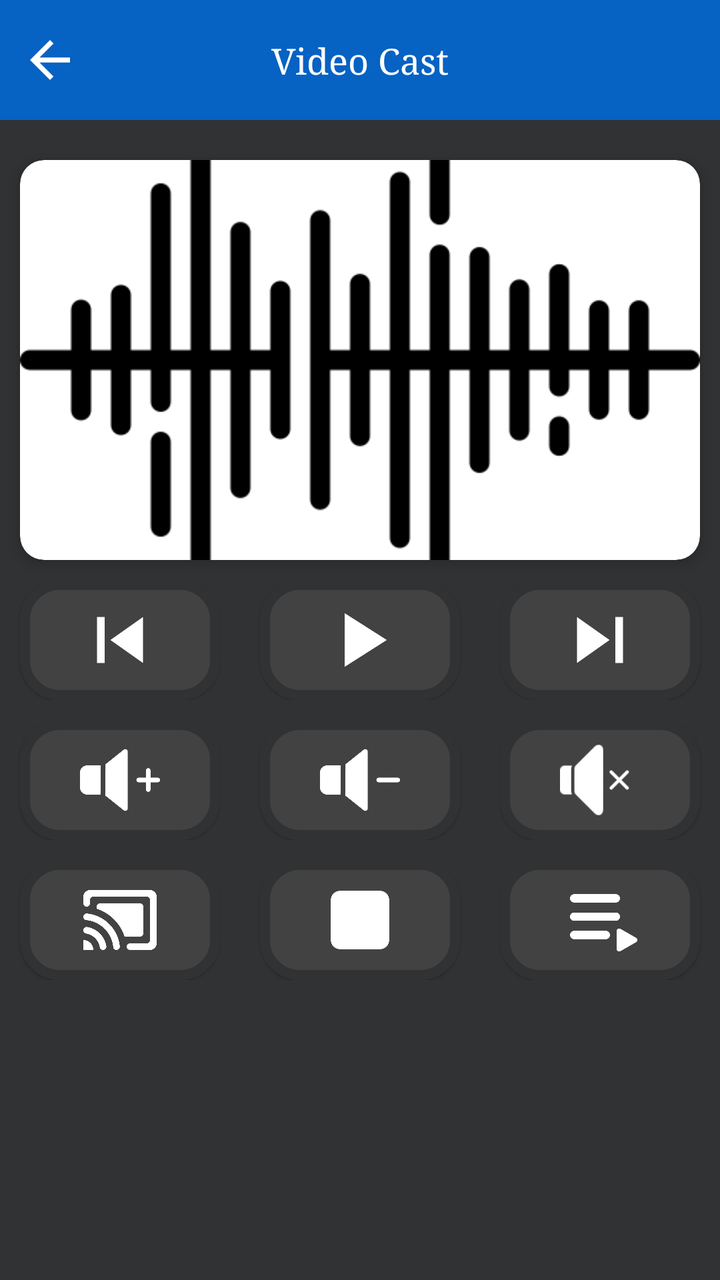
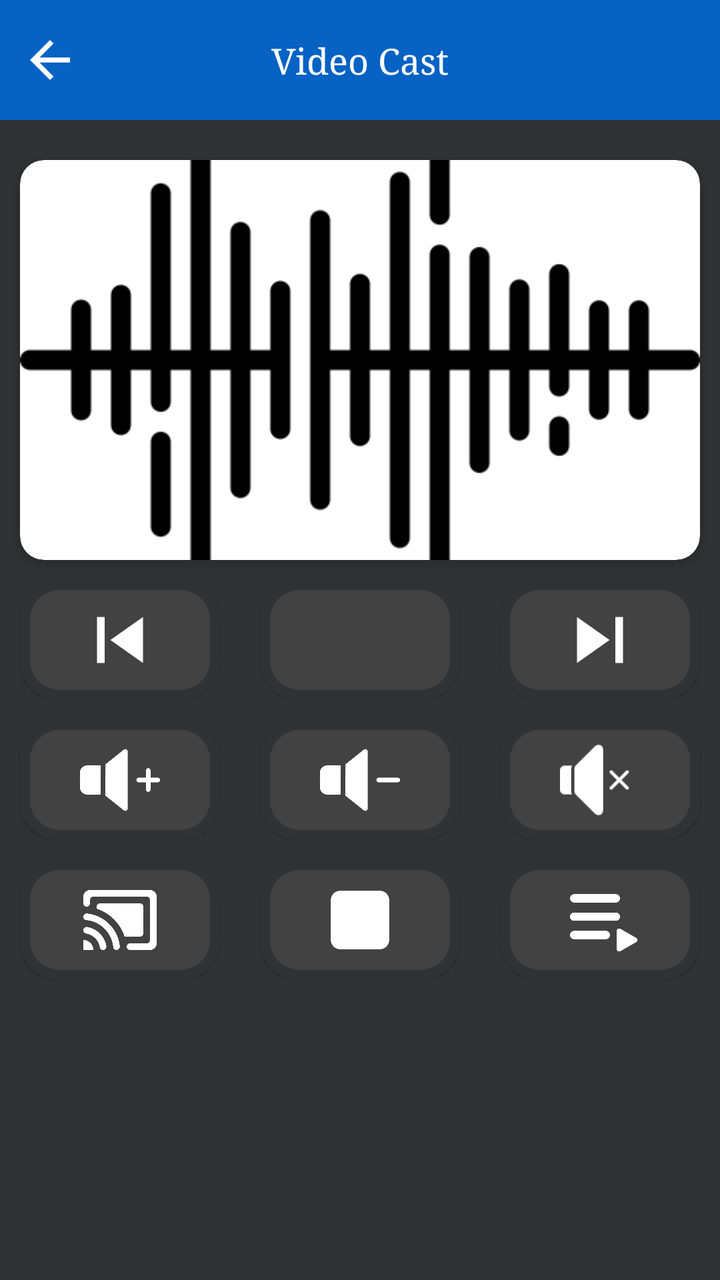

The first picture is an Android layout as it rendered before a commit; the second is the same layout after the commit. The layout source and the unified diff follow.
<!-- AndroidManifest.xml: application theme Theme.LgAndRukoMirror -->
<!-- res/layout/activity_video_cast.xml -->
<?xml version="1.0" encoding="utf-8"?>
<LinearLayout xmlns:android="http://schemas.android.com/apk/res/android"
    xmlns:app="http://schemas.android.com/apk/res-auto"
    xmlns:tools="http://schemas.android.com/tools"
    android:layout_width="match_parent"
    android:layout_height="match_parent"
    android:orientation="vertical"
    android:background="@color/app_color"
    tools:context=".activities.VideoCastCastActivity">

    <androidx.constraintlayout.widget.ConstraintLayout
        android:layout_width="match_parent"
        android:layout_height="wrap_content">


        <View
            android:id="@+id/toolBar"
            android:layout_width="match_parent"
            android:layout_height="60dp"
            android:background="@color/app_color_2"
            app:layout_constraintEnd_toEndOf="parent"
            app:layout_constraintStart_toStartOf="parent"
            app:layout_constraintTop_toTopOf="parent" />

        <ImageView
            android:id="@+id/ivBack"
            android:layout_width="30dp"
            android:layout_height="30dp"
            android:layout_marginStart="10dp"
            android:src="@drawable/ic_back"
            app:layout_constraintBottom_toBottomOf="@+id/toolBar"
            app:layout_constraintStart_toStartOf="@+id/toolBar"
            app:layout_constraintTop_toTopOf="@+id/toolBar" />

        <TextView
            android:layout_width="wrap_content"
            android:layout_height="wrap_content"
            android:fontFamily="serif"
            android:text="Video Cast"
            android:textColor="@color/white"
            android:maxLines="1"
            android:textSize="18sp"
            app:layout_constraintBottom_toBottomOf="@+id/toolBar"
            app:layout_constraintEnd_toEndOf="@+id/toolBar"
            app:layout_constraintStart_toStartOf="@+id/toolBar"
            app:layout_constraintTop_toTopOf="@+id/toolBar" />


    </androidx.constraintlayout.widget.ConstraintLayout>


    <ScrollView
    android:layout_width="match_parent"
    android:layout_height="match_parent"
    >
    <LinearLayout
        android:layout_width="match_parent"
        android:layout_height="wrap_content"
        android:orientation="vertical"
        >
        <com.google.android.material.card.MaterialCardView
            android:layout_width="match_parent"
            android:layout_height="200dp"
            android:layout_marginHorizontal="10dp"
            app:cardCornerRadius="12dp"
            android:layout_marginTop="20dp"
            app:cardElevation="4dp"
            >
            <ImageView
                android:id="@+id/cardImage"
                android:layout_width="match_parent"
                android:layout_height="match_parent"
                android:src="@drawable/sound_waves"
                android:scaleType="centerCrop"
                />
        </com.google.android.material.card.MaterialCardView>

        <LinearLayout
            android:layout_width="match_parent"
            android:layout_height="match_parent"
            android:orientation="horizontal"
            >
            <LinearLayout
                android:layout_width="0dp"
                android:layout_height="wrap_content"
                android:layout_weight="1"
                android:layout_marginTop="10dp"
                >
                <com.google.android.material.card.MaterialCardView
                    android:layout_width="match_parent"
                    android:layout_height="60dp"
                    android:layout_gravity="center"
                    android:layout_marginHorizontal="10dp"
                    android:layout_weight="6"
                    app:cardBackgroundColor="@color/bg_color"
                    app:strokeColor="@color/app_color"
                    app:strokeWidth="5dp"
                    app:cardCornerRadius="20dp">

                    <LinearLayout
                        android:layout_width="match_parent"
                        android:layout_height="match_parent"
                        android:orientation="horizontal">

                        <ImageView
                            android:id="@+id/previousBtn"
                            android:layout_width="0dp"
                            android:layout_height="match_parent"
                            android:layout_weight="1"
                            android:rotation="180"
                            android:padding="7dp"
                            android:src="@drawable/ic_next" />
                    </LinearLayout>
                </com.google.android.material.card.MaterialCardView>




            </LinearLayout>
            <LinearLayout
                android:layout_width="0dp"
                android:layout_height="wrap_content"
                android:layout_weight="1"
                android:layout_marginTop="10dp"
                >
                <com.google.android.material.card.MaterialCardView
                    android:layout_width="match_parent"
                    android:layout_height="60dp"
                    android:layout_gravity="center"
                    android:layout_marginHorizontal="10dp"
                    android:layout_weight="6"
                    app:cardBackgroundColor="@color/bg_color"
                    app:strokeColor="@color/app_color"
                    app:strokeWidth="5dp"
                    app:cardCornerRadius="20dp">

                    <LinearLayout
                        android:layout_width="match_parent"
                        android:layout_height="match_parent"
                        android:orientation="horizontal">

                        <ImageView
                            android:id="@+id/playBtn"
                            android:layout_width="0dp"
                            android:layout_height="match_parent"
                            android:padding="7dp"
                            android:layout_weight="1"
                            android:src="@drawable/ic_play" />
                    </LinearLayout>
                </com.google.android.material.card.MaterialCardView>




            </LinearLayout>
            <LinearLayout
                android:layout_width="0dp"
                android:layout_height="wrap_content"
                android:layout_weight="1"
                android:layout_marginTop="10dp"
                >
                <com.google.android.material.card.MaterialCardView
                    android:layout_width="match_parent"
                    android:layout_height="60dp"
                    android:layout_gravity="center"
                    android:layout_marginHorizontal="10dp"
                    android:layout_weight="6"
                    app:cardBackgroundColor="@color/bg_color"
                    app:strokeColor="@color/app_color"
                    app:strokeWidth="5dp"
                    app:cardCornerRadius="20dp">

                    <LinearLayout
                        android:layout_width="match_parent"
                        android:layout_height="match_parent"
                        android:orientation="horizontal">

                        <ImageView
                            android:id="@+id/Nextbtn"
                            android:layout_width="0dp"
                            android:layout_height="match_parent"
                            android:padding="7dp"
                            android:layout_weight="1"
                            android:src="@drawable/ic_next" />
                    </LinearLayout>
                </com.google.android.material.card.MaterialCardView>




            </LinearLayout>
        </LinearLayout>
        <LinearLayout
            android:layout_width="match_parent"
            android:layout_height="match_parent"
            android:orientation="horizontal"
            >
            <LinearLayout
                android:layout_width="0dp"
                android:layout_height="wrap_content"
                android:layout_weight="1"
                android:layout_marginTop="10dp"
                >
                <com.google.android.material.card.MaterialCardView
                    android:layout_width="match_parent"
                    android:layout_height="60dp"
                    android:layout_gravity="center"
                    android:layout_marginHorizontal="10dp"
                    android:layout_weight="6"
                    app:cardBackgroundColor="@color/bg_color"
                    app:strokeColor="@color/app_color"
                    app:strokeWidth="5dp"
                    app:cardCornerRadius="20dp">

                    <LinearLayout
                        android:layout_width="match_parent"
                        android:layout_height="match_parent"
                        android:orientation="horizontal">

                        <ImageView
                            android:id="@+id/volUpBtn"
                            android:layout_width="0dp"
                            android:layout_height="match_parent"
                            android:layout_weight="1"
                            android:padding="10dp"
                            android:src="@drawable/volume_up"
                            app:tint="@color/white" />
                    </LinearLayout>
                </com.google.android.material.card.MaterialCardView>




            </LinearLayout>
            <LinearLayout
                android:layout_width="0dp"
                android:layout_height="wrap_content"
                android:layout_weight="1"
                android:layout_marginTop="10dp"
                >
                <com.google.android.material.card.MaterialCardView
                    android:layout_width="match_parent"
                    android:layout_height="60dp"
                    android:layout_gravity="center"
                    android:layout_marginHorizontal="10dp"
                    android:layout_weight="6"
                    app:cardBackgroundColor="@color/bg_color"
                    app:strokeColor="@color/app_color"
                    app:strokeWidth="5dp"
                    app:cardCornerRadius="20dp">

                    <LinearLayout
                        android:layout_width="match_parent"
                        android:layout_height="match_parent"
                        android:orientation="horizontal">

                        <ImageView
                            android:id="@+id/volDownBtn"
                            android:layout_width="0dp"
                            android:layout_height="match_parent"
                            android:layout_weight="1"
                            android:padding="10dp"
                            android:src="@drawable/volume_down"
                            app:tint="@color/white" />
                    </LinearLayout>
                </com.google.android.material.card.MaterialCardView>




            </LinearLayout>
            <LinearLayout
                android:layout_width="0dp"
                android:layout_height="wrap_content"
                android:layout_weight="1"
                android:layout_marginTop="10dp"
                >
                <com.google.android.material.card.MaterialCardView
                    android:layout_width="match_parent"
                    android:layout_height="60dp"
                    android:layout_gravity="center"
                    android:layout_marginHorizontal="10dp"
                    android:layout_weight="6"
                    app:cardBackgroundColor="@color/bg_color"
                    app:strokeColor="@color/app_color"
                    app:strokeWidth="5dp"
                    app:cardCornerRadius="20dp">

                    <LinearLayout
                        android:layout_width="match_parent"
                        android:layout_height="match_parent"
                        android:orientation="horizontal">

                        <ImageView
                            android:id="@+id/muteBtn"
                            android:layout_width="0dp"
                            android:layout_height="match_parent"
                            android:layout_weight="1"
                            android:padding="10dp"
                            android:src="@drawable/mute"
                            app:tint="@color/white" />
                    </LinearLayout>
                </com.google.android.material.card.MaterialCardView>




            </LinearLayout>
        </LinearLayout>
        <LinearLayout
            android:layout_width="match_parent"
            android:layout_height="match_parent"
            android:orientation="horizontal"
            >
            <LinearLayout
                android:layout_width="0dp"
                android:layout_height="wrap_content"
                android:layout_weight="1"
                android:layout_marginTop="10dp"
                >
                <com.google.android.material.card.MaterialCardView
                    android:layout_width="match_parent"
                    android:layout_height="60dp"
                    android:layout_gravity="center"
                    android:layout_marginHorizontal="10dp"
                    android:layout_weight="6"
                    app:cardBackgroundColor="@color/bg_color"
                    app:strokeColor="@color/app_color"
                    app:strokeWidth="5dp"
                    app:cardCornerRadius="20dp">

                    <LinearLayout
                        android:layout_width="match_parent"
                        android:layout_height="match_parent"
                        android:orientation="horizontal">

                        <ImageView
                            android:id="@+id/castBtn"
                            android:layout_width="0dp"
                            android:layout_height="match_parent"
                            android:layout_weight="1"
                            android:padding="10dp"
                            android:src="@drawable/castvizio"
                            app:tint="@color/white" />
                    </LinearLayout>
                </com.google.android.material.card.MaterialCardView>




            </LinearLayout>
            <LinearLayout
                android:layout_width="0dp"
                android:layout_height="wrap_content"
                android:layout_weight="1"
                android:layout_marginTop="10dp"
                >
                <com.google.android.material.card.MaterialCardView
                    android:layout_width="match_parent"
                    android:layout_height="60dp"
                    android:layout_gravity="center"
                    android:layout_marginHorizontal="10dp"
                    android:layout_weight="6"
                    app:cardBackgroundColor="@color/bg_color"
                    app:strokeColor="@color/app_color"
                    app:strokeWidth="5dp"
                    app:cardCornerRadius="20dp">

                    <LinearLayout
                        android:layout_width="match_parent"
                        android:layout_height="match_parent"
                        android:orientation="horizontal">

                        <ImageView
                            android:id="@+id/stopBtn"
                            android:layout_width="0dp"
                            android:layout_height="match_parent"
                            android:layout_weight="1"
                            android:padding="10dp"
                            android:src="@drawable/stopnew"
                            app:tint="@color/white" />
                    </LinearLayout>
                </com.google.android.material.card.MaterialCardView>




            </LinearLayout>
            <LinearLayout
                android:layout_width="0dp"
                android:layout_height="wrap_content"
                android:layout_weight="1"
                android:layout_marginTop="10dp"
                >
                <com.google.android.material.card.MaterialCardView
                    android:layout_width="match_parent"
                    android:layout_height="60dp"
                    android:layout_gravity="center"
                    android:layout_marginHorizontal="10dp"
                    android:layout_weight="6"
                    app:cardBackgroundColor="@color/bg_color"
                    app:strokeColor="@color/app_color"
                    app:strokeWidth="5dp"
                    app:cardCornerRadius="20dp">

                    <LinearLayout
                        android:layout_width="match_parent"
                        android:layout_height="match_parent"
                        android:orientation="horizontal">

                        <ImageView
                            android:id="@+id/playListBtn"
                            android:layout_width="0dp"
                            android:layout_height="match_parent"
                            android:layout_weight="1"
                            android:padding="10dp"
                            android:src="@drawable/playlist_screen"
                            app:tint="@color/white" />
                    </LinearLayout>
                </com.google.android.material.card.MaterialCardView>




            </LinearLayout>
        </LinearLayout>



    </LinearLayout>


</ScrollView>

</LinearLayout>
<!-- resources referenced by this layout -->
<resources>
  <color name="app_color">#313234</color>
  <color name="app_color_2">#0662C3</color>
  <color name="bg_color">#424242</color>
  <color name="white">#FFFFFFFF</color>
  <!-- drawable castvizio: png bitmap (drawable, 12951 bytes) -->
  <!-- drawable ic_back (drawable) -->
  <vector android:autoMirrored="true" android:height="24dp"
      android:tint="@color/white" android:viewportHeight="24"
      android:viewportWidth="24" android:width="24dp" xmlns:android="http://schemas.android.com/apk/res/android">
      <path android:fillColor="@android:color/white" android:pathData="M20,11H7.83l5.59,-5.59L12,4l-8,8 8,8 1.41,-1.41L7.83,13H20v-2z"/>
  </vector>
  <!-- drawable ic_next (drawable) -->
  <vector android:height="24dp" android:tint="#FFFFFF"
      android:viewportHeight="24" android:viewportWidth="24"
      android:width="24dp" xmlns:android="http://schemas.android.com/apk/res/android">
      <path android:fillColor="@android:color/white" android:pathData="M6,18l8.5,-6L6,6v12zM16,6v12h2V6h-2z"/>
  </vector>
  <!-- drawable ic_play (drawable) -->
  <vector android:height="24dp" android:tint="#FFFFFF"
      android:viewportHeight="24" android:viewportWidth="24"
      android:width="24dp" xmlns:android="http://schemas.android.com/apk/res/android">
      <path android:fillColor="@android:color/white" android:pathData="M8,5v14l11,-7z"/>
  </vector>
  <!-- drawable mute: png bitmap (drawable, 990 bytes) -->
  <!-- drawable playlist_screen: png bitmap (drawable, 5461 bytes) -->
  <!-- drawable sound_waves: png bitmap (drawable, 6557 bytes) -->
  <!-- drawable stopnew: png bitmap (drawable, 4083 bytes) -->
  <!-- drawable volume_down: png bitmap (drawable, 5767 bytes) -->
  <!-- drawable volume_up: png bitmap (drawable, 6283 bytes) -->
  <style name="Theme.LgAndRukoMirror" parent="Theme.MaterialComponents.DayNight.NoActionBar">
          
          <item name="colorPrimary">@color/purple_500</item>
          <item name="colorPrimaryVariant">@color/purple_700</item>
          <item name="colorOnPrimary">@color/white</item>
          
          <item name="colorSecondary">@color/teal_200</item>
          <item name="colorSecondaryVariant">@color/teal_700</item>
          <item name="colorOnSecondary">@color/black</item>
          
          <item name="android:statusBarColor">?attr/colorPrimaryVariant</item>
          
      </style>
  <color name="purple_500">#000000</color>
  <color name="purple_700">#000000</color>
  <color name="teal_200">#FF03DAC5</color>
  <color name="teal_700">#FF018786</color>
  <color name="black">#FF000000</color>
</resources>

<!-- the commit's change to res/layout/activity_video_cast.xml (unified diff, before → after) -->
@@ -128,25 +128,33 @@
                     android:layout_height="60dp"
                     android:layout_gravity="center"
                     android:layout_marginHorizontal="10dp"
-                    android:layout_weight="6"
-                    app:cardBackgroundColor="@color/bg_color"
-                    app:strokeColor="@color/app_color"
-                    app:strokeWidth="5dp"
-                    app:cardCornerRadius="20dp">
-
-                    <LinearLayout
+                    app:cardBackgroundColor="@color/bg_color"
+                    app:strokeColor="@color/app_color"
+                    app:strokeWidth="5dp"
+                    app:cardCornerRadius="20dp">
+                    <FrameLayout
+                        android:id="@+id/llPlay"
                         android:layout_width="match_parent"
                         android:layout_height="match_parent"
                         android:orientation="horizontal">
 
                         <ImageView
                             android:id="@+id/playBtn"
-                            android:layout_width="0dp"
+                            android:layout_width="match_parent"
                             android:layout_height="match_parent"
                             android:padding="7dp"
-                            android:layout_weight="1"
-                            android:src="@drawable/ic_play" />
-                    </LinearLayout>
+                            android:src="@drawable/ic_play"
+                            android:visibility="gone" />
+
+                        <ImageView
+                            android:id="@+id/pauseBtn"
+                            android:layout_width="match_parent"
+                            android:layout_height="match_parent"
+                            android:padding="7dp"
+                            android:src="@drawable/ic_pause"
+                            android:visibility="gone" />
+                    </FrameLayout>
+
                 </com.google.android.material.card.MaterialCardView>
 
 
<!-- resource entries referenced after the edit -->
@@ -16,6 +16,12 @@
       android:viewportHeight="24" android:viewportWidth="24"
       android:width="24dp" xmlns:android="http://schemas.android.com/apk/res/android">
       <path android:fillColor="@android:color/white" android:pathData="M6,18l8.5,-6L6,6v12zM16,6v12h2V6h-2z"/>
+  </vector>
+  <!-- drawable ic_pause (drawable) -->
+  <vector android:height="24dp" android:tint="#FFFFFF"
+      android:viewportHeight="24" android:viewportWidth="24"
+      android:width="24dp" xmlns:android="http://schemas.android.com/apk/res/android">
+      <path android:fillColor="@android:color/white" android:pathData="M8,19c1.1,0 2,-0.9 2,-2L10,7c0,-1.1 -0.9,-2 -2,-2s-2,0.9 -2,2v10c0,1.1 0.9,2 2,2zM14,7v10c0,1.1 0.9,2 2,2s2,-0.9 2,-2L18,7c0,-1.1 -0.9,-2 -2,-2s-2,0.9 -2,2z"/>
   </vector>
   <!-- drawable ic_play (drawable) -->
   <vector android:height="24dp" android:tint="#FFFFFF"
